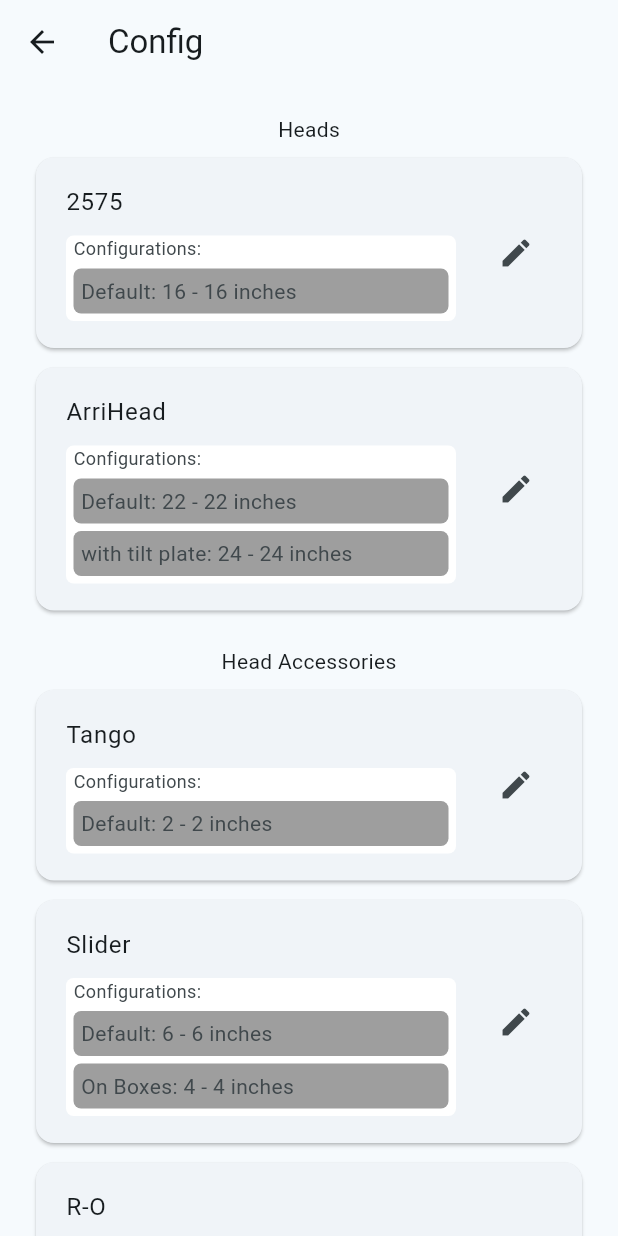
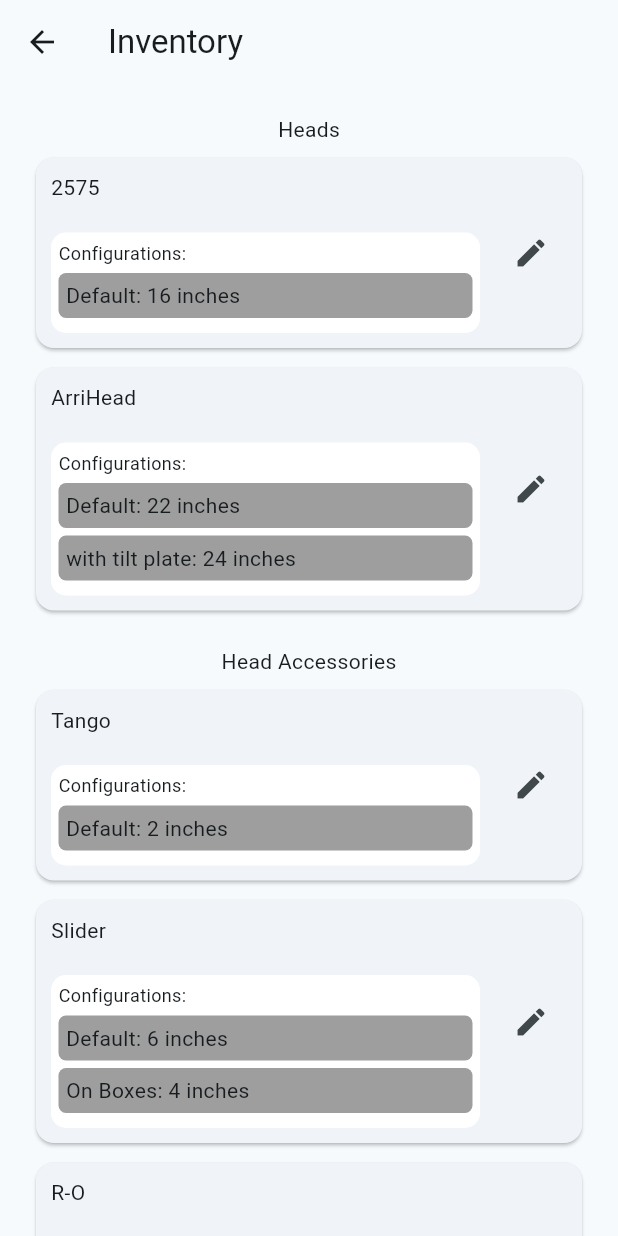
Before and after one commit to zibredlektab/HeightCalc2, a Flutter app: the screen it shows after launch, after a tap on "Config", on a phone screen of 412 x 824 dp. Run offline on Flutter 3.47's test engine with Material 3 defaults, Android fonts, the phone set to English and light mode, and no system bars; our stand-ins replace gap.

Commit message:
Can rename & delete items, working on the same for configs

```diff
--- a/heightcalc2/heightcalc/analysis_options.yaml
+++ b/heightcalc2/heightcalc/analysis_options.yaml
@@ -3,3 +3,4 @@ analyzer:
   errors:
     prefer_final_fields: ignore
     avoid_print: ignore
+    type_literal_in_constant_pattern: ignore
--- a/heightcalc2/heightcalc/lib/calculator.dart
+++ b/heightcalc2/heightcalc/lib/calculator.dart
@@ -36,7 +36,7 @@ class Calculator {
     // mountHeight now represents only support inventory (everything below the Mitchell mount)
 
     for (var i in inventory.coreSupports) {
-      print("evaluating ${i.name} for height $mountHeight");
+      //print("evaluating ${i.name} for height $mountHeight");
       // get every configuration that is at or below mountHeight at the configuration's minimum height
       List<ComplexSupportConfiguration> configs = i.getConfigurationsForHeight(mountHeight);
       if (configs.isNotEmpty) {
@@ -65,9 +65,9 @@ class Calculator {
     } else {
       // need to add up groundAKS
       int workingHeight = mountHeight;
-      print("working height is $workingHeight");
+      //print("working height is $workingHeight");
       workingHeight -= configuration.maxHeight;
-      print("working height without the selected configuration (${item.name}.${configuration.name}) is $workingHeight");
+      //print("working height without the selected configuration (${item.name}.${configuration.name}) is $workingHeight");
       for (var i in inventory.groundAKS) { // groundAKS must be in order from heaviest support to lightest (typically full applebox #3 to pancake)
        // print("ground item ${i.name} has ${i.configurations.length} configurations");
         for (var j in i.configurations) {
--- a/heightcalc2/heightcalc/lib/data_types/generic/complex_support_configuration.dart
+++ b/heightcalc2/heightcalc/lib/data_types/generic/complex_support_configuration.dart
@@ -5,12 +5,17 @@ class ComplexSupportConfiguration {
     required this.minHeight,
     required this.maxHeight,
     this.canStack = true,
-  });
+  }) {
+    if (minHeight == maxHeight) {
+      adjustableHeight = true;
+    }
+  }
 
   String name;
   int minHeight;
   int maxHeight;
   bool canStack = true;
+  bool adjustableHeight = false;
 
   bool canReachHeight(int testHeight) {
     // testHeight needs to be above minHeight, but it is okay if it is below maxHeight
--- a/heightcalc2/heightcalc/lib/main.dart
+++ b/heightcalc2/heightcalc/lib/main.dart
@@ -143,7 +143,9 @@ class HeightCalcAppState extends ChangeNotifier {
 
   @override
   void notifyListeners() {
-    newHeight(calc.shotHeight);
+    if (inventory.currentHead != null) {
+      newHeight(calc.shotHeight);
+    }
     super.notifyListeners;
   }
 
@@ -153,10 +155,14 @@ class HeightCalcAppState extends ChangeNotifier {
     return sortedList;
   }
 
-  void updateItem(ComplexSupport item, {String name = ""}) {
+  void updateItem(ComplexSupport item, {String name = "", List<ComplexSupportConfiguration> configs = const []}) {
     // Update the specified item with the specified parameters
     if (name != "") {
       item.name = name;
+    }
+
+    if (configs.isNotEmpty) {
+      item.configurations = configs;
     }
 
     notifyListeners();
@@ -164,7 +170,36 @@ class HeightCalcAppState extends ChangeNotifier {
 
   void removeItem(ComplexSupport item) {
 
+    if (inventory.currentHead == item) {
+      inventory.currentHead = null;
+    }
+
+    List<ComplexSupport> list = _getListforItem(item);
+    list.remove(item);
+
+    print("Removed item ${item.name} from list $list");
+
     notifyListeners();
+  }
+
+  List<ComplexSupport> _getListforItem(ComplexSupport item) {
+    switch(item.runtimeType) {
+      case TripodHead: {
+        return inventory.tripodHeads;
+      }
+      case HeadAKS: {
+        return inventory.headAKS;
+      }
+      case GroundAKS: {
+        return inventory.groundAKS;
+      }
+      case ComplexSupport: {
+        return inventory.coreSupports;
+      }
+      default:
+        return inventory.coreSupports;
+
+    }
   }
 }
 
@@ -174,13 +209,6 @@ class HeightCalcApp extends StatelessWidget {
 
   @override
   Widget build(BuildContext context) {
-    /*List<SolutionModel> models = calc.calculateHeight(78);
-    solutions = [];
-    for (var i in models) {
-      print("adding solution ${i.getList()} to the solutions list");
-      solutions.add(Solution(model: i));
-    }*/
-
     return MaterialApp(
       title: 'HeightCalc',
       navigatorKey: AppGlobal.navKey,
--- a/heightcalc2/heightcalc/lib/ui/config_page/config_item_tile.dart
+++ b/heightcalc2/heightcalc/lib/ui/config_page/config_item_tile.dart
@@ -17,6 +17,7 @@ class ConfigItemTileState extends State<ConfigItemTile> {
   bool _editing = false;
   late ComplexSupport _item;
   late HeightCalcAppState _provider = widget.provider;
+  bool _staticHeight = false;
   //late List<ComplexSupport> _list;
 
   TextEditingController _nameEditingController = TextEditingController();
@@ -32,18 +33,27 @@ class ConfigItemTileState extends State<ConfigItemTile> {
 
   @override
   Widget build(BuildContext context) {
-    return ListTile(
-      contentPadding: EdgeInsets.symmetric(horizontal: 20, vertical: 10),
-      title: nameWidget,
-      subtitle: Container(
+    return Container(
+      padding: EdgeInsets.all(10),
+      child: Column(
+        children: [
+          Row(
+            mainAxisAlignment: MainAxisAlignment.start,
+            crossAxisAlignment: CrossAxisAlignment.center,
+            spacing: 10,
+            children: [
+              Expanded(
+                child: Column(
+                  spacing: 10,
+                  crossAxisAlignment: CrossAxisAlignment.start,
+                  children: [
+                    nameWidget,
+                    Container(
+                      padding: EdgeInsets.all(5),
                       decoration: BoxDecoration(
                         color: Colors.white,
-          borderRadius: BorderRadius.all(Radius.circular(5)),
+                        borderRadius: BorderRadius.circular(10),
                       ),
-        child: Row(
-          children: [
-            SizedBox(width: 5),
-            Expanded(
                       child: Column(
                         crossAxisAlignment: CrossAxisAlignment.start,
                         spacing: 5,
@@ -66,11 +76,14 @@ class ConfigItemTileState extends State<ConfigItemTile> {
                         ],
                       ),
                     ),
-            SizedBox(width: 5),
+                  ],
+                )
+              ),
+              trailingButton,
+            ]
+          ),
         ],
       ),
-      ),
-      trailing: trailingButton
     );
   }
 
@@ -101,10 +114,21 @@ class ConfigItemTileState extends State<ConfigItemTile> {
     }
   }
 
+  var testSwitch = false;
+
   Widget configWidget(ComplexSupportConfiguration configuration) {
     TextEditingController minHeightController = TextEditingController();
     TextEditingController maxHeightController = TextEditingController();
     TextEditingController configNameController = TextEditingController();
+
+    InputDecoration minHeightDecoration = InputDecoration(label: Text("Min height"), hintText: "Min");
+
+    if (configuration.adjustableHeight) {
+      minHeightDecoration = minHeightDecoration.copyWith(label: Text("Min Height"), hintText:"Min");
+    } else {
+      minHeightDecoration = minHeightDecoration.copyWith(label: Text("Height"), hintText:"Height");
+    }
+
     if (_editing) {
       minHeightController.text = "${configuration.minHeight}";
       maxHeightController.text = "${configuration.maxHeight}";
@@ -113,48 +137,105 @@ class ConfigItemTileState extends State<ConfigItemTile> {
       } else {
         configNameController.text = configuration.name;
       }
-      return Row(
+      return Padding(
+        padding: const EdgeInsets.all(5),
+        child: Row(
+          mainAxisAlignment: MainAxisAlignment.spaceBetween,
+          children: [
+            Expanded( // Expanded makes sure full-width widgets still work down the tree
+              child: Column(
+                spacing: 5,
                 children: [
                   SizedBox(
-            width: 200,
-            height: 40,
+                    width: double.infinity,
+                    height: 48,
                     child: TextField(
                       controller: configNameController,
+                      decoration: InputDecoration(label: Text("Configuration Name"), hintText: "Name"),
                     ),
                   ),
-          Text(": "),
+                  Row(
+                    spacing: 5,
+                    children: [
+                      Column(
+                        children: [
+                          Switch(
+                            value: configuration.adjustableHeight,
+                            onChanged: (bool value) {
+                              setState(() {
+                                configuration.adjustableHeight = value;
+                              });
+                            },
+                          ),
+                          Text("Adjustable", style: TextStyle(fontSize: 10),),
+                        ],
+                      ),
+                      Gap(10),
                       SizedBox(
                         width: 75,
-            height: 40,
+                        height: 48,
                         child: TextField(
                           controller: minHeightController,
+                          decoration: minHeightDecoration,
                         ),
                       ),
+                      if (configuration.adjustableHeight) ...[
                         Text(" -  "),
                         SizedBox(
                           width: 75,
-            height: 40,
+                          height: 48,
                           child: TextField(
                             controller: maxHeightController,
+                            decoration: InputDecoration(label: Text("Max height"), hintText: "Max"),
                           ),
                         ),
+                      ],
                       Text(" inches"),
                     ],
+                  ),
+                ],
+              ),
+            ),
+            IconButton(onPressed: _deleteConfig, icon: Icon(Icons.delete_forever_outlined)),
+          ],
+        ),
       );
     } else {
-      if (configuration.name.isNotEmpty) {
-        return Text('${configuration.name}: ${configuration.minHeight} - ${configuration.maxHeight} inches');
+      String heightLabel = "";
+      if (configuration.name.isEmpty) {
+        heightLabel = "Default";
       } else {
-        return Text('Default: ${configuration.minHeight} - ${configuration.maxHeight} inches');
+        heightLabel = configuration.name;
       }
+      heightLabel += ": ${configuration.minHeight}";
+      if (configuration.minHeight != configuration.maxHeight) {
+        heightLabel += " - ${configuration.maxHeight}";
+      }
+      heightLabel += " inches";
+
+      return Text(heightLabel);
+
     }
   }
 
   Widget get trailingButton {
     if (_editing) {
-      return IconButton(
+      return Column(
+        mainAxisAlignment: MainAxisAlignment.center,
+        children: [
+          IconButton(
             onPressed: _save,
             icon: Icon(Icons.check),
+          ),
+          IconButton(
+            onPressed: _toggleEdit,
+            icon: Icon(Icons.cancel),
+          ),
+          IconButton(
+            onPressed: _deleteItem,
+            icon: Icon(Icons.delete_forever),
+          )
+        ],
       );
     } else {
       return IconButton(
@@ -170,9 +251,17 @@ class ConfigItemTileState extends State<ConfigItemTile> {
     });
   }
 
+  void _deleteItem() {
+    _provider.removeItem(_item);
+  }
+
   void _save() {
     _provider.updateItem(_item, name: _nameEditingController.text);
     _toggleEdit();
   }
 
+  void _deleteConfig() {
+
   }
+
+}
--- a/heightcalc2/heightcalc/lib/ui/config_page/config_page.dart
+++ b/heightcalc2/heightcalc/lib/ui/config_page/config_page.dart
@@ -12,7 +12,7 @@ class _ConfigPageState extends State<ConfigPage> {
   Widget build(BuildContext context) {
     return Scaffold(
       appBar: AppBar(
-        title: const Text("Config"),
+        title: const Text("Inventory"),
       ),
       body:
         Consumer<HeightCalcAppState>(
--- a/heightcalc2/heightcalc/lib/ui/home_page/home_page.dart
+++ b/heightcalc2/heightcalc/lib/ui/home_page/home_page.dart
@@ -12,8 +12,6 @@ class _HomePageState extends State<HomePage> {
   @override
   Widget build(BuildContext context) {
     var appState = context.watch<HeightCalcAppState>();
-    var selectedHead = appState.inventory.currentHead;
-    var goalHeight = appState.calc.shotHeight;
 
     return GestureDetector(
       onTap: () => FocusManager.instance.primaryFocus?.unfocus(),
```
Lines whose indentation alone changed are shown as unchanged.
